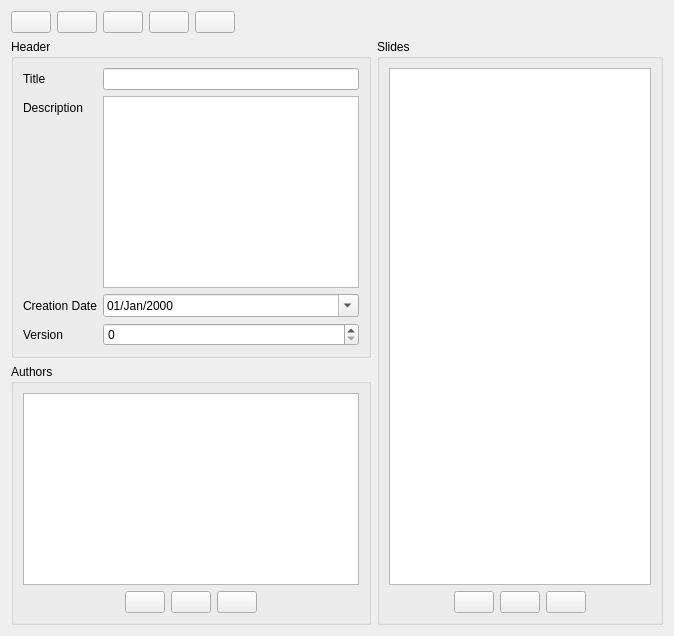
Before: the Qt Designer form kstars/tools/skyguide/skyguidewriter.ui in KDE/kstars, drawn with Qt 5.
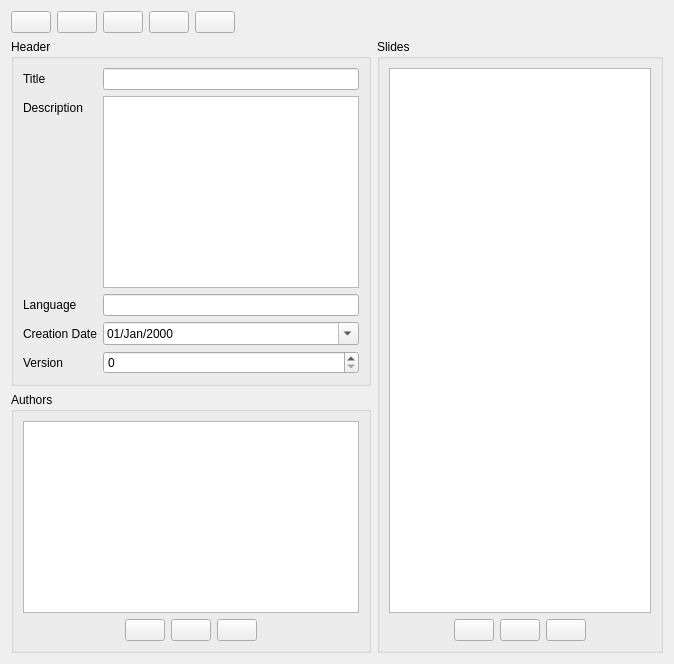
After: the same form once the commit is applied.

Commit message: SkyGuideWriter - adds the 'language' field

What changed in the file:
```diff
--- a/kstars/tools/skyguide/skyguidewriter.ui
+++ b/kstars/tools/skyguide/skyguidewriter.ui
@@ -72,14 +72,14 @@
         </property>
        </widget>
       </item>
-      <item row="2" column="0">
+      <item row="3" column="0">
        <widget class="QLabel" name="lCreationDate">
         <property name="text">
          <string>Creation Date</string>
         </property>
        </widget>
       </item>
-      <item row="2" column="1">
+      <item row="3" column="1">
        <widget class="QDateEdit" name="fCreationDate">
         <property name="sizePolicy">
          <sizepolicy hsizetype="MinimumExpanding" vsizetype="Fixed">
@@ -95,14 +95,14 @@
         </property>
        </widget>
       </item>
-      <item row="3" column="0">
+      <item row="4" column="0">
        <widget class="QLabel" name="lVersion">
         <property name="text">
          <string>Version</string>
         </property>
        </widget>
       </item>
-      <item row="3" column="1">
+      <item row="4" column="1">
        <widget class="QSpinBox" name="fVersion">
         <property name="sizePolicy">
          <sizepolicy hsizetype="MinimumExpanding" vsizetype="Fixed">
@@ -112,6 +112,16 @@
         </property>
        </widget>
       </item>
+      <item row="2" column="0">
+       <widget class="QLabel" name="lLanguage">
+        <property name="text">
+         <string>Language</string>
+        </property>
+       </widget>
+      </item>
+      <item row="2" column="1">
+       <widget class="QLineEdit" name="fLanguage"/>
+      </item>
      </layout>
     </widget>
    </item>
```
The commit also changes 1 other file.
